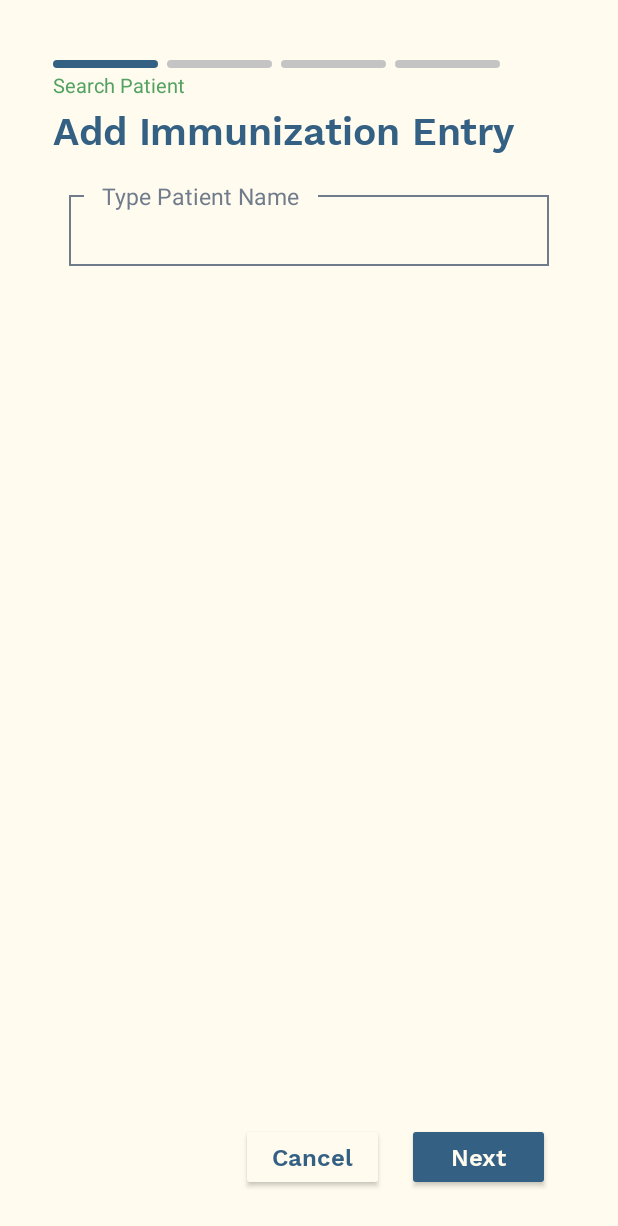
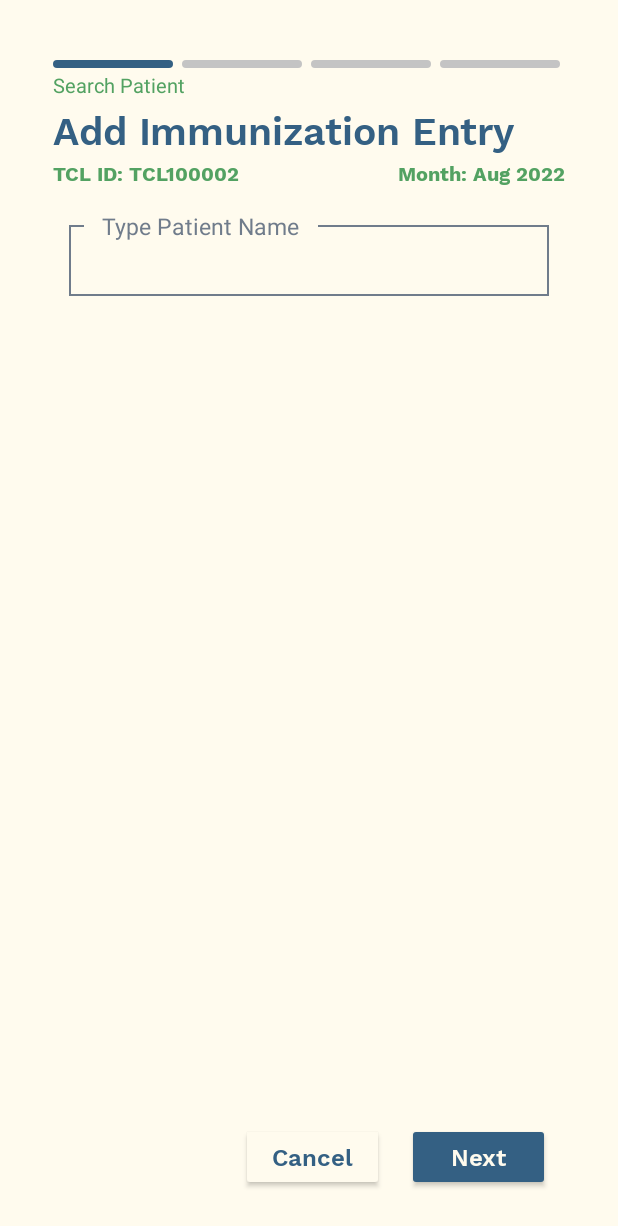
Before and after one commit to hoolyuuh/capstn-mmchd-mobile, an Android app: the AddtclActivity screen opened directly, with no data from a screen before it, on a phone screen of 412 x 824 dp. Shown: the top 1226 px of the screen. Run offline under Robolectric (Android 15) with nearby library versions, the phone set to English and light mode, and no system bars.

Commit message:
M4: TCL added TCL ID & month

```diff
--- a/app/src/main/res/layout/activity_addtcl0.xml
+++ b/app/src/main/res/layout/activity_addtcl0.xml
@@ -17,7 +17,7 @@
         tools:ignore="MissingConstraints">
 
         <View
-            android:layout_width="70dp"
+            android:layout_width="80dp"
             android:layout_height="5.1dp"
             android:layout_marginLeft="35.6dp"
             android:layout_marginRight="6dp"
@@ -30,7 +30,7 @@
             tools:ignore="MissingConstraints" />
 
         <View
-            android:layout_width="70dp"
+            android:layout_width="80dp"
             android:layout_height="5.1dp"
             android:layout_marginRight="6dp"
             android:background="@drawable/bar"
@@ -40,7 +40,7 @@
             tools:ignore="MissingConstraints" />
 
         <View
-            android:layout_width="70dp"
+            android:layout_width="80dp"
             android:layout_height="5.1dp"
             android:layout_marginRight="6dp"
             android:background="@drawable/bar"
@@ -50,7 +50,7 @@
             tools:ignore="MissingConstraints" />
 
         <View
-            android:layout_width="70dp"
+            android:layout_width="80dp"
             android:layout_height="5.1dp"
             android:layout_marginRight="6dp"
             android:background="@drawable/bar"
@@ -62,9 +62,10 @@
     </LinearLayout>
 
     <LinearLayout
-        android:layout_width="wrap_content"
+        android:layout_width="match_parent"
         android:layout_height="wrap_content"
         android:layout_marginLeft="35.6dp"
+        android:layout_marginRight="35.6dp"
         android:orientation="vertical"
         app:layout_constraintLeft_toLeftOf="parent"
         app:layout_constraintTop_toBottomOf="@id/tclBars0"
@@ -86,6 +87,33 @@
             android:text="Add Immunization Entry"
             android:textColor="@color/theme_blue"
             android:textSize="26dp" />
+
+        <LinearLayout
+            android:layout_width="match_parent"
+            android:layout_height="wrap_content"
+            android:textAlignment="gravity">
+
+            <TextView
+                android:id="@+id/tv_tcl_id0"
+                android:layout_width="wrap_content"
+                android:layout_height="wrap_content"
+                android:text="TCL ID: TCL100002"
+                android:fontFamily="@font/worksans_bold"
+                android:textColor="@color/theme_green"
+                android:gravity="left"
+                android:textSize="13dp" />
+            <TextView
+                android:id="@+id/tv_tcl_month0"
+                android:layout_width="match_parent"
+                android:layout_height="wrap_content"
+                android:text="Month: Aug 2022"
+                android:fontFamily="@font/worksans_bold"
+                android:textColor="@color/theme_green"
+                android:textAlignment="viewEnd"
+                android:textSize="13dp" />
+
+        </LinearLayout>
+
     </LinearLayout>
 
     <AutoCompleteTextView
@@ -93,7 +121,7 @@
         style="@style/Input"
         android:layout_width="320dp"
         android:layout_height="47dp"
-        android:layout_marginTop="130dp"
+        android:layout_marginTop="150dp"
         android:background="@drawable/inputbox"
         android:inputType="text"
         android:textSize="18dp"
```
Also changed, not shown: app/src/main/res/layout/activity_addtcl1.xml (+36 -6 lines), app/src/main/res/layout/activity_addtcl2.xml (+37 -8 lines), app/src/main/res/layout/activity_addtcl3.xml (+35 -6 lines).
